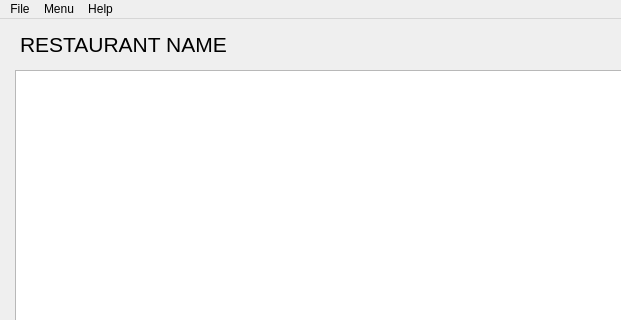
Old version of the form main_windows.ui in the repository kantee2540/RestaurantManage; both pictures show x 0 to 621 and y 0 to 320 of the 900 by 700 pixel window.
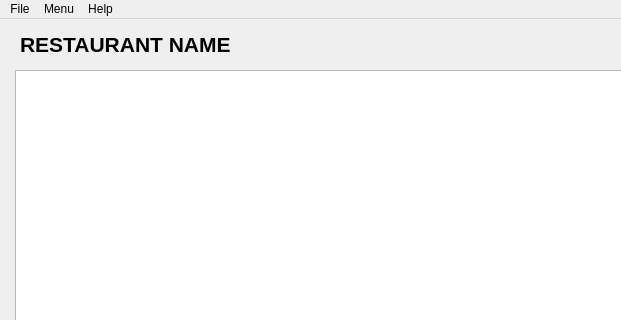
New version of the form.

Commit message: Set bold tgo restaurant name

What changed in the file:
```diff
--- a/main_windows.ui
+++ b/main_windows.ui
@@ -41,6 +41,8 @@
     <property name="font">
      <font>
       <pointsize>16</pointsize>
+      <weight>75</weight>
+      <bold>true</bold>
      </font>
     </property>
     <property name="text">
```
Left out of the diff: 2 changed lines with no effect on the pictures. The commit also changes 3 other files.
